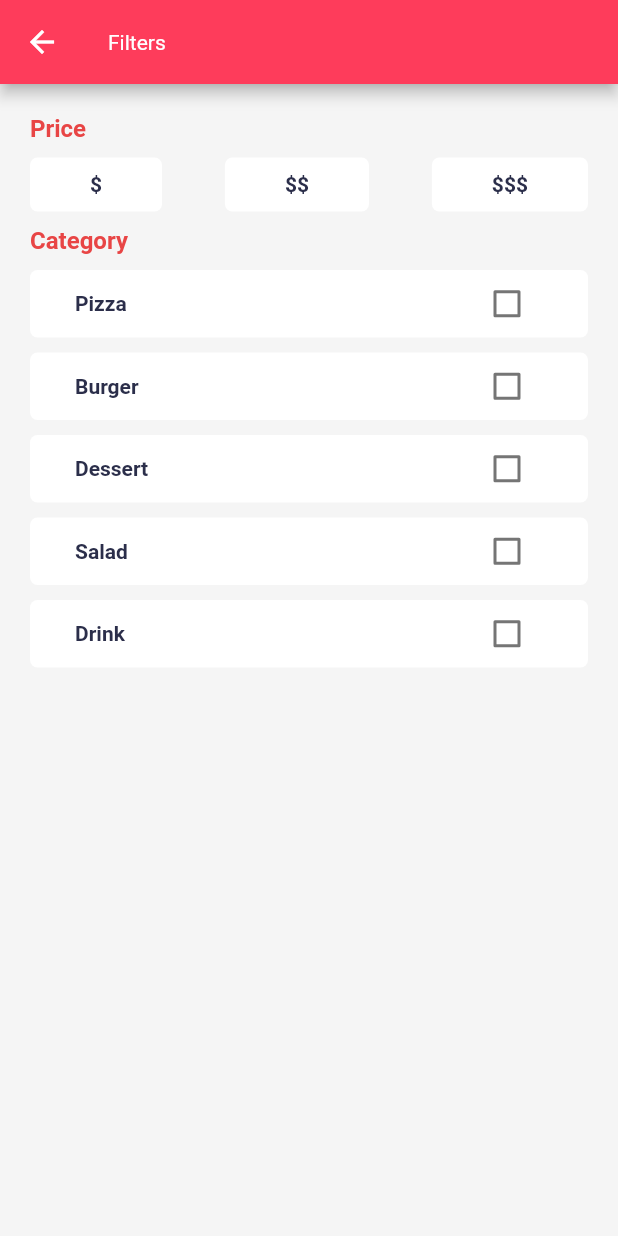
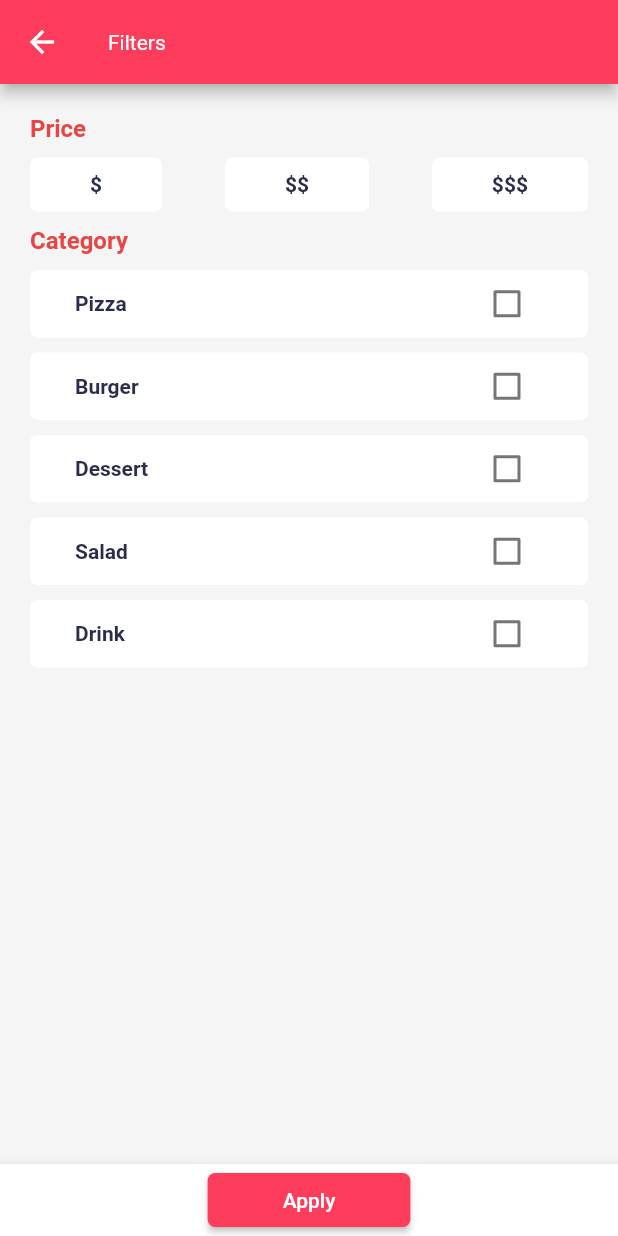
Before and after one commit to Yusufdevv/FoodDelivery, a Flutter app: the FiltersScreen screen opened by its route, on a phone screen of 412 x 824 dp. Run offline on Flutter 3.47's test engine with Material 2 defaults, Android fonts, the phone set to English and light mode, and no system bars; our stand-ins replace equatable, flutter_bloc, flutter_svg, geolocator, google_maps_flutter; network calls fail; Roboto replaces fonts that are missing (Futura).

Commit message:
filters function completed

```diff
--- a/lib/models/menu_item_model.dart
+++ b/lib/models/menu_item_model.dart
@@ -8,13 +8,14 @@ class MenuItem extends Equatable {
   final String description;
   final double price;
 
-  const MenuItem(
-      {required this.id,
-      required this.restaurantId,
-      required this.name,
-      required this.category,
-      required this.description,
-      required this.price});
+  const MenuItem({
+    required this.id,
+    required this.restaurantId,
+    required this.name,
+    required this.category,
+    required this.description,
+    required this.price,
+  });
 
   @override
   List<Object?> get props => [
@@ -36,7 +37,7 @@ class MenuItem extends Equatable {
       price: 4.99,
     ),
     const MenuItem(
-      id: 1,
+      id: 2,
       restaurantId: 1,
       name: '4 Formaggi',
       category: 'Pizza',
@@ -44,7 +45,7 @@ class MenuItem extends Equatable {
       price: 4.99,
     ),
     const MenuItem(
-      id: 1,
+      id: 3,
       restaurantId: 1,
       name: 'Baviera',
       category: 'Pizza',
@@ -52,28 +53,68 @@ class MenuItem extends Equatable {
       price: 4.99,
     ),
     const MenuItem(
-      id: 2,
-      restaurantId: 2,
+      id: 4,
+      restaurantId: 1,
       name: 'Baviera',
       category: 'Pizza',
       description: 'Tomatoes, mozzarella, basil',
       price: 4.99,
     ),
     const MenuItem(
-      id: 1,
+      id: 5,
       restaurantId: 1,
       name: 'Coca Cola',
-      category: 'Drinks',
+      category: 'Drink',
       description: 'A fresh drink',
       price: 1.99,
     ),
     const MenuItem(
-      id: 2,
+      id: 6,
+      restaurantId: 1,
+      name: 'Coca Cola',
+      category: 'Drink',
+      description: 'A fresh drink',
+      price: 1.99,
+    ),
+    const MenuItem(
+      id: 7,
       restaurantId: 2,
       name: 'Coca Cola',
       category: 'Drink',
       description: 'A fresh drink',
       price: 1.99,
     ),
+    const MenuItem(
+      id: 8,
+      restaurantId: 3,
+      name: 'Water',
+      category: 'Drink',
+      description: 'A fresh drink',
+      price: 1.99,
+    ),
+    const MenuItem(
+      id: 9,
+      restaurantId: 2,
+      name: 'Caesar Salad',
+      category: 'Salad',
+      description: 'A fresh drink',
+      price: 1.99,
+    ),
+    const MenuItem(
+      id: 10,
+      restaurantId: 3,
+      name: 'CheeseBurger',
+      category: 'Burger',
+      description: 'A burger with Cheese',
+      price: 9.99,
+    ),
+    const MenuItem(
+      id: 11,
+      restaurantId: 4,
+      name: 'Chocolate Cake',
+      category: 'Desser',
+      description: 'A cake with chocolate',
+      price: 9.99,
+    )
   ];
 }
--- a/lib/models/restaurant_model.dart
+++ b/lib/models/restaurant_model.dart
@@ -8,6 +8,7 @@ class Restaurant extends Equatable {
   final List<String> tags;
   final List<MenuItem> menuItems;
   final int deliveryTime;
+  final String priceCategory;
   final double deliveryFee;
   final double distance; // TODO: Calculate distance between user and restaurant
 
@@ -17,6 +18,7 @@ class Restaurant extends Equatable {
     required this.tags,
     required this.menuItems,
     required this.deliveryTime,
+    required this.priceCategory,
     required this.deliveryFee,
     required this.distance,
   });
@@ -29,6 +31,7 @@ class Restaurant extends Equatable {
       tags,
       menuItems,
       deliveryTime,
+      priceCategory,
       deliveryFee,
       distance,
     ];
@@ -48,6 +51,7 @@ class Restaurant extends Equatable {
           .where((menuItem) => menuItem.restaurantId == 1)
           .toList(),
       deliveryTime: 30,
+      priceCategory: "\$",
       deliveryFee: 2.99,
       distance: 0.1,
     ),
@@ -63,6 +67,7 @@ class Restaurant extends Equatable {
           .where((menuItem) => menuItem.restaurantId == 2)
           .toList(),
       deliveryTime: 30,
+      priceCategory: "\$",
       deliveryFee: 2.99,
       distance: 0.1,
     ),
@@ -79,6 +84,7 @@ class Restaurant extends Equatable {
           .where((menuItem) => menuItem.restaurantId == 3)
           .toList(),
       deliveryTime: 30,
+      priceCategory: "\$",
       deliveryFee: 2.99,
       distance: 0.1,
     ),
@@ -95,6 +101,7 @@ class Restaurant extends Equatable {
           .where((menuItem) => menuItem.restaurantId == 4)
           .toList(),
       deliveryTime: 30,
+      priceCategory: "\$",
       deliveryFee: 2.99,
       distance: 0.1,
     ),
@@ -111,6 +118,7 @@ class Restaurant extends Equatable {
           .where((menuItem) => menuItem.restaurantId == 5)
           .toList(),
       deliveryTime: 30,
+      priceCategory: "\$",
       deliveryFee: 2.99,
       distance: 0.4,
     )
--- a/lib/screens/filter/filter_screen.dart
+++ b/lib/screens/filter/filter_screen.dart
@@ -1,6 +1,9 @@
 import 'package:flutter/material.dart';
+import 'package:flutter_bloc/flutter_bloc.dart';
 import 'package:project/models/models.dart';
+import 'package:project/screens/restaurant_listing/restaurnat_listing_screen.dart';
 
+import '../../blocs/filters/filters_bloc.dart';
 import '../../widgets/widgets.dart';
 
 class FiltersScreen extends StatelessWidget {
@@ -20,6 +23,61 @@ class FiltersScreen extends StatelessWidget {
       appBar: AppBar(
         backgroundColor: Theme.of(context).primaryColor,
         title: const Text('Filters'),
+      ),
+      bottomNavigationBar: BottomAppBar(
+        child: SizedBox(
+          child: Row(
+            mainAxisAlignment: MainAxisAlignment.center,
+            children: [
+              BlocBuilder<FiltersBloc, FiltersState>(
+                builder: (context, state) {
+                  if (state is FiltersLoading) {
+                    return const Center(child: CircularProgressIndicator());
+                  }
+                  if (state is FiltersLoaded) {
+                    return ElevatedButton(
+                        style: ElevatedButton.styleFrom(
+                          shape: const RoundedRectangleBorder(
+                              borderRadius:
+                                  BorderRadius.all(Radius.circular(5))),
+                          padding: const EdgeInsets.symmetric(horizontal: 50),
+                          backgroundColor: Theme.of(context).primaryColor,
+                        ),
+                        onPressed: () {
+                          var categories = state.filter.categoryFilters
+                              .where((filter) => filter.value)
+                              .map((filter) => filter.category.name)
+                              .toList();
+
+                          var prices = state.filter.priceFilters
+                              .where((filter) => filter.value)
+                              .map((filter) => filter.price.price)
+                              .toList();
+
+                          List<Restaurant> restaurants = Restaurant.restaurants
+                              .where(
+                                (restaurant) => categories.any((category) =>
+                                    restaurant.tags.contains(category)),
+                              )
+                              .where(
+                                (restaurant) => prices.any((price) =>
+                                    restaurant.priceCategory.contains(price)),
+                                )
+                              .toList();
+
+                          Navigator.pushNamed(
+                              context, RestaurantListingScreen.routeName,
+                              arguments: restaurants);
+                        },
+                        child: const Text('Apply'));
+                  } else {
+                    return const Text('Something went wrong');
+                  }
+                },
+              )
+            ],
+          ),
+        ),
       ),
       body: Padding(
         padding: const EdgeInsets.all(20.0),
@@ -41,7 +99,7 @@ class FiltersScreen extends StatelessWidget {
                   .headline4!
                   .copyWith(color: Theme.of(context).accentColor),
             ),
-           const CustomCategoryFilter()
+            const CustomCategoryFilter()
           ],
         ),
       ),
--- a/lib/screens/restaurant_listing/restaurnat_listing_screen.dart
+++ b/lib/screens/restaurant_listing/restaurnat_listing_screen.dart
@@ -19,6 +19,7 @@ class RestaurantListingScreen extends StatelessWidget {
   Widget build(BuildContext context) {
     return Scaffold(
         appBar: AppBar(
+          backgroundColor: Theme.of(context).primaryColor,
           title: const Text('Restaurant'),
         ),
         body: Padding(
```
